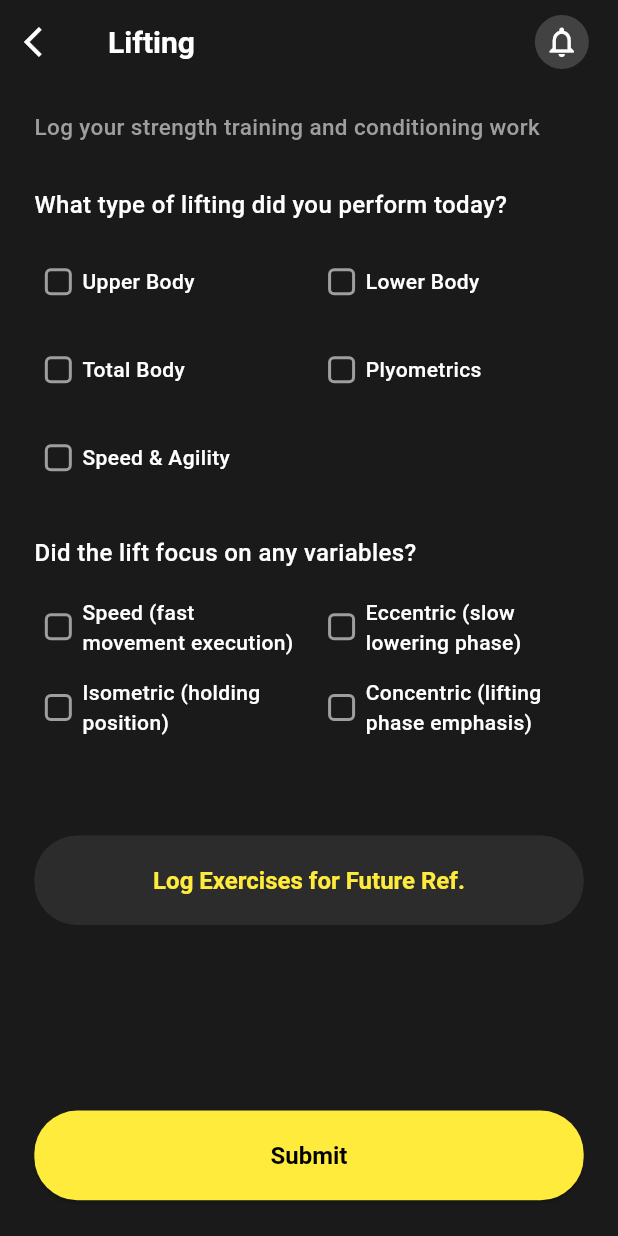
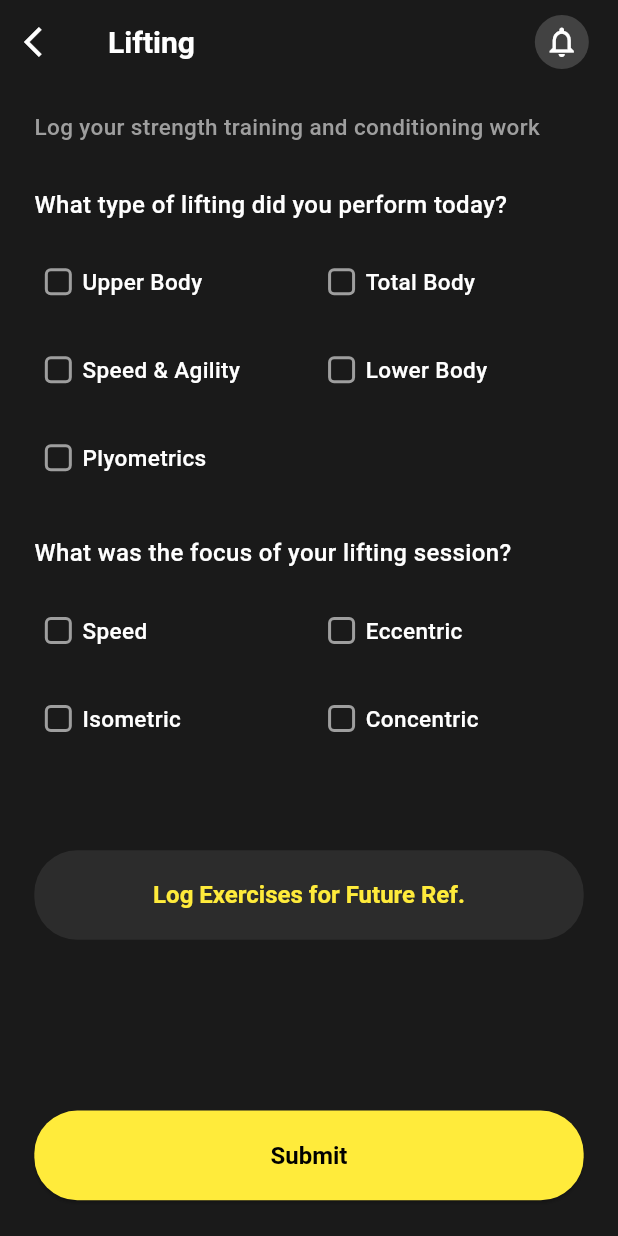
Before and after one commit to Joint-Venture-AI/ai_baseball, a Flutter app: the LiftingScreen screen opened by its route, on a phone screen of 412 x 824 dp. Run offline on Flutter 3.47's test engine with Material 3 defaults, Android fonts, the phone set to English and light mode, and no system bars; our stand-ins replace flutter_otp_text_field, flutter_screenutil, flutter_svg, get, get_storage, image_picker and 2 more; missing offline and left inert: radial_chart_package; accounts and stored records are empty; statements that could not run were skipped.

Commit message:
feat: Implement API integration for daily logs submission in lifting, hitting journal, and visualization sessions

```diff
--- a/lib/views/features/main_parent/home/sub_screens/lifting/lifting_screen.dart
+++ b/lib/views/features/main_parent/home/sub_screens/lifting/lifting_screen.dart
@@ -3,6 +3,8 @@ import 'package:baseball_ai/views/features/auth/controller/auth_controller.dart'
 import 'package:flutter/material.dart';
 import 'package:flutter_screenutil/flutter_screenutil.dart';
 import 'package:get/get.dart';
+
+import '../../../../../../core/services/api_service.dart';
 
 // Assuming AppStyles exists in your project like this:
 class AppStyles {
@@ -69,21 +71,21 @@ class _LiftingScreenState extends State<LiftingScreen> {
   // Text controller for logging exercises
   final TextEditingController logExerciseController = TextEditingController();
 
-  // State maps for checkboxes
+  // Updated to match backend validation - exact enum values
   Map<String, bool> liftTypeOptions = {
-    'Upper Body': false,
-    'Lower Body': false,
-    'Total Body': false,
-    'Plyometrics': false,
-    'Speed & Agility': false,
+    'Upper Body': false,      // ✓ Matches backend
+    'Total Body': false,      // ✓ Matches backend
+    'Speed & Agility': false, // ✓ Matches backend
+    'Lower Body': false,      // ✓ Matches backend
+    'Plyometrics': false,     // ✓ Matches backend
   };
 
-  // Using descriptive keys for easier identification later
-  Map<String, bool> variableFocusOptions = {
-    'Speed (fast movement execution)': false,
-    'Eccentric (slow lowering phase)': false,
-    'Isometric (holding position)': false,
-    'Concentric (lifting phase emphasis)': false,
+  // Updated to match backend validation - simplified keys for exact enum matching
+  Map<String, bool> focusOptions = {
+    'Speed': false,       // Backend expects: "Speed" (not "Speed (fast movement execution)")
+    'Eccentric': false,   // Backend expects: "Eccentric" (not "Eccentric (slow lowering phase)")
+    'Isometric': false,   // Backend expects: "Isometric" (not "Isometric (holding position)")
+    'Concentric': false,  // Backend expects: "Concentric" (not "Concentric (lifting phase emphasis)")
   };
 
   bool showLogWidget = false;
@@ -109,11 +111,11 @@ class _LiftingScreenState extends State<LiftingScreen> {
       return false;
     }
 
-    // Check if at least one variable focus is selected
-    if (!variableFocusOptions.values.any((selected) => selected)) {
+    // Check if at least one focus is selected
+    if (!focusOptions.values.any((selected) => selected)) {
       Get.snackbar(
         'Validation Error',
-        'Please select at least one variable focus option',
+        'Please select at least one focus option',
         snackPosition: SnackPosition.BOTTOM,
         backgroundColor: Colors.red,
         colorText: Colors.white,
@@ -132,8 +134,8 @@ class _LiftingScreenState extends State<LiftingScreen> {
         .toList();
   }
 
-  List<String> getSelectedVariableFocus() {
-    return variableFocusOptions.entries
+  List<String> getSelectedFocus() {
+    return focusOptions.entries
         .where((entry) => entry.value)
         .map((entry) => entry.key)
         .toList();
@@ -188,35 +190,43 @@ class _LiftingScreenState extends State<LiftingScreen> {
         return;
       }
 
-      // Create request data
+      // Create request data matching backend schema exactly
       final requestData = {
         'userId': userId,
         'date': DateTime.now().toIso8601String(),
-        'lifting': {
-          'liftTypes': getSelectedLiftTypes(),
-          'variableFocus': getSelectedVariableFocus(),
-          'loggedExercises': showLogWidget && logExerciseController.text.trim().isNotEmpty
+        'Lifting': {  // Note: Backend uses capital 'L' in 'Lifting'
+          'liftingType': getSelectedLiftTypes(),  // Backend expects 'liftingType' (not 'liftTypes')
+          'focus': getSelectedFocus(),            // Backend expects 'focus' (not 'variableFocus')
+          'exercisesLog': showLogWidget && logExerciseController.text.trim().isNotEmpty
               ? logExerciseController.text.trim()
               : null,
         }
       };
 
-      // Print for debugging (you can replace this with actual API call)
+      // Print for debugging
       print('Lifting Data:');
-      print('Lift Types: ${getSelectedLiftTypes()}');
-      print('Variable Focus: ${getSelectedVariableFocus()}');
-      print('Logged Exercises: ${logExerciseController.text}');
+      print('Lifting Types: ${getSelectedLiftTypes()}');
+      print('Focus: ${getSelectedFocus()}');
+      print('Exercises Log: ${logExerciseController.text}');
       print('Request Data: $requestData');
 
-      // TODO: Replace with actual API call
-      // final response = await ApiService.submitLiftingData(
-      //   request: requestData,
-      //   token: token,
-      // );
+      // Call API
+      final response = await ApiService.submitLiftingData(
+        request: requestData,
+        token: token,
+      );
 
-      // Simulate API call delay
-      await Future.delayed(const Duration(seconds: 2));
-
+      if (response == null || !response.success) {
+        Get.snackbar(
+          'Error',
+          response?.message ?? 'Failed to submit lifting data',
+          snackPosition: SnackPosition.BOTTOM,
+          backgroundColor: Colors.red,
+          colorText: Colors.white,
+        );
+        return;
+      }else if (response.message.isNotEmpty) {
+        print('Response Message: ${response.message}');
          // Show success message
         Get.snackbar(
           'Success',
@@ -225,6 +235,9 @@ class _LiftingScreenState extends State<LiftingScreen> {
           backgroundColor: Colors.green,
           colorText: Colors.white,
         );
+      }
+
+
 
       // Reset form
       _resetForm();
@@ -255,8 +268,8 @@ class _LiftingScreenState extends State<LiftingScreen> {
       for (String key in liftTypeOptions.keys) {
         liftTypeOptions[key] = false;
       }
-      for (String key in variableFocusOptions.keys) {
-        variableFocusOptions[key] = false;
+      for (String key in focusOptions.keys) {
+        focusOptions[key] = false;
       }
 
       // Reset text controller and widget visibility
@@ -282,21 +295,20 @@ class _LiftingScreenState extends State<LiftingScreen> {
             icon: Container(
               padding: const EdgeInsets.all(6),
               decoration: BoxDecoration(
-                color: Colors.grey.withOpacity(0.3), // Circle background
+                color: Colors.grey.withOpacity(0.3),
                 shape: BoxShape.circle,
               ),
               child: const Icon(
-                Icons.notifications_none_outlined, // Or Icons.notifications
+                Icons.notifications_none_outlined,
                 color: AppStyles.textColor,
-                size: 24, // Adjust size
+                size: 24,
               ),
             ),
             onPressed: () {
-              // Handle notification tap
               Get.to(() => NotificationScreen());
             },
           ),
-          SizedBox(width: 10.w), // Add some padding
+          SizedBox(width: 10.w),
         ],
       ),
       body: SingleChildScrollView(
@@ -314,16 +326,14 @@ class _LiftingScreenState extends State<LiftingScreen> {
             _buildCheckboxSection(
               title: "What type of lifting did you perform today?",
               options: liftTypeOptions,
-              // Adjust aspect ratio if needed based on number of items
               childAspectRatio: 4 / 1,
             ),
 
-            // --- Variable Focus Section ---
+            // --- Focus Section (Updated title to match simplified options) ---
             _buildCheckboxSection(
-              title: "Did the lift focus on any variables?",
-              options: variableFocusOptions,
-              // This group has longer text, potentially needing more height
-              childAspectRatio: 4.5 / 1, // Increase height slightly
+              title: "What was the focus of your lifting session?",
+              options: focusOptions,
+              childAspectRatio: 4 / 1, // Simplified text, so normal ratio is fine
             ),
 
             SizedBox(height: 30.h),
@@ -333,31 +343,25 @@ class _LiftingScreenState extends State<LiftingScreen> {
                 ? _buildLogWidget()
                 : ElevatedButton(
                   style: ElevatedButton.styleFrom(
-                    backgroundColor: AppStyles.cardColor, // Darker background
-                    foregroundColor: AppStyles.primaryColor, // Yellow text
-                    minimumSize: Size(double.infinity, 50.h), // Full width
+                    backgroundColor: AppStyles.cardColor,
+                    foregroundColor: AppStyles.primaryColor,
+                    minimumSize: Size(double.infinity, 50.h),
                     shape: RoundedRectangleBorder(
-                      borderRadius: BorderRadius.circular(
-                        25.r,
-                      ), // Rounded corners
+                      borderRadius: BorderRadius.circular(25.r),
                     ),
-                    elevation: 0, // No shadow
+                    elevation: 0,
                   ),
                   onPressed: () {
-                    // Handle Log Exercises tap
                     setState(() {
                       showLogWidget = !showLogWidget;
                     });
-                    print("Log Exercises Tapped");
                   },
                   child: const Text(
                     'Log Exercises for Future Ref.',
                     style: AppStyles.secondaryButtonTextStyle,
                   ),
                 ),
-            SizedBox(
-              height: 20.h,
-            ), // Space before the final submit button if needed
+            SizedBox(height: 20.h),
           ],
         ),
       ),
@@ -368,14 +372,14 @@ class _LiftingScreenState extends State<LiftingScreen> {
           right: 20.w,
           bottom: 20.h,
           top: 10.h,
-        ), // Adjust padding
+        ),
         child: ElevatedButton(
           style: ElevatedButton.styleFrom(
             backgroundColor: AppStyles.primaryColor,
-            foregroundColor: Colors.black, // Text color
-            minimumSize: Size(double.infinity, 50.h), // Full width
+            foregroundColor: Colors.black,
+            minimumSize: Size(double.infinity, 50.h),
             shape: RoundedRectangleBorder(
-              borderRadius: BorderRadius.circular(25.r), // Rounded corners
+              borderRadius: BorderRadius.circular(25.r),
             ),
           ),
           onPressed: isSubmitting ? null : submitLiftingData,
@@ -388,7 +392,7 @@ class _LiftingScreenState extends State<LiftingScreen> {
     );
   }
 
-  // --- Helper Widget for Checkbox Sections (Reused from ArmCareScreen) ---
+  // --- Helper Widget for Checkbox Sections ---
   Widget _buildCheckboxSection({
     required String title,
     required Map<String, bool> options,
@@ -404,23 +408,19 @@ class _LiftingScreenState extends State<LiftingScreen> {
           Text(title, style: AppStyles.labelText),
           SizedBox(height: 15.h),
           GridView.builder(
-            padding: EdgeInsets.zero, // Remove default GridView padding
-            shrinkWrap: true, // Important for GridView inside Column/ScrollView
-            physics:
-                const NeverScrollableScrollPhysics(), // Disable GridView scrolling
+            padding: EdgeInsets.zero,
+            shrinkWrap: true,
+            physics: const NeverScrollableScrollPhysics(),
             gridDelegate: SliverGridDelegateWithFixedCrossAxisCount(
-              crossAxisCount: 2, // Two columns
-              childAspectRatio: childAspectRatio, // Use parameter
-              crossAxisSpacing: 10.w, // Horizontal spacing
-              mainAxisSpacing: 12.h, // Vertical spacing adjusted slightly
+              crossAxisCount: 2,
+              childAspectRatio: childAspectRatio,
+              crossAxisSpacing: 10.w,
+              mainAxisSpacing: 12.h,
             ),
-            itemCount: keys.length, // No "Others" option here
+            itemCount: keys.length,
             itemBuilder: (context, index) {
               String key = keys[index];
-              return _buildCheckboxTile(
-                key,
-                options,
-              ); // Build regular checkbox item
+              return _buildCheckboxTile(key, options);
             },
           ),
         ],
@@ -428,18 +428,16 @@ class _LiftingScreenState extends State<LiftingScreen> {
     );
   }
 
-  // --- Helper Widget for a single Checkbox Tile (Reused from ArmCareScreen) ---
+  // --- Helper Widget for a single Checkbox Tile ---
   Widget _buildCheckboxTile(String key, Map<String, bool> optionsMap) {
     return GestureDetector(
-      // Make text tappable
       onTap: () {
         setState(() {
           optionsMap[key] = !(optionsMap[key] ?? false);
         });
       },
       child: Row(
-        mainAxisSize:
-            MainAxisSize.min, // Prevent row from expanding unnecessarily
+        mainAxisSize: MainAxisSize.min,
         children: [
           Checkbox(
             value: optionsMap[key] ?? false,
@@ -449,9 +447,8 @@ class _LiftingScreenState extends State<LiftingScreen> {
               });
             },
             activeColor: AppStyles.checkboxActiveColor,
-            checkColor: Colors.black, // Color of the checkmark
+            checkColor: Colors.black,
             side: MaterialStateBorderSide.resolveWith(
-              // Border style
               (states) {
                 if (states.contains(MaterialState.selected)) {
                   return const BorderSide(
@@ -468,22 +465,16 @@ class _LiftingScreenState extends State<LiftingScreen> {
             visualDensity: const VisualDensity(
               horizontal: -4,
               vertical: -4,
-            ), // Compact size
+            ),
             shape: RoundedRectangleBorder(
               borderRadius: BorderRadius.circular(4),
-            ), // Slightly rounded square
             ),
-          // SizedBox(width: 4.w), // Optional small space
+          ),
           Flexible(
-            // Allow text to wrap
             child: Text(
               key,
-              style:
-                  AppStyles
-                      .smallBodyText, // Use slightly smaller text for checkbox labels
-              overflow:
-                  TextOverflow
-                      .visible, // Allow text to wrap onto next line if needed
+              style: AppStyles.bodyText, // Use normal body text since options are simpler now
+              overflow: TextOverflow.ellipsis,
             ),
           ),
         ],
--- a/lib/views/features/main_parent/nutrution/controller/nutrution_controller.dart
+++ b/lib/views/features/main_parent/nutrution/controller/nutrution_controller.dart
@@ -8,6 +8,7 @@ class NutrutionController extends GetxController {
   var feelValue = 4.0.obs;
   var proteinValue = 8.0.obs;
   var caloricValue = 3.0.obs;
+  final TextEditingController proteinIntakeController = TextEditingController();
 
   var recoverNextDay = ''.obs;
 
@@ -50,7 +51,9 @@ class NutrutionController extends GetxController {
       final nutritionRequest = NutritionRequest(
         user: currentUser.id,
         nutritionScore: feelValue.value.round(),
-        proteinScore: proteinValue.value.round(),
+        proteinScore: proteinIntakeController.text.isNotEmpty
+            ? int.tryParse(proteinIntakeController.text) ?? 0
+            : proteinValue.value.round(),
         caloricScore: caloricValue.value.round(),
         consumedImpedingSubstances: recoverNextDay.value == 'Yes',
         date: DateTime.now(),
```
Also changed, not shown: lib/core/services/api_service.dart (+135 -0 lines), lib/views/features/main_parent/home/sub_screens/hiting_journal/hiting_journal_screen.dart (+57 -47 lines), lib/views/features/main_parent/home/sub_screens/visualization/controller/visualization_controller.dart (+93 -76 lines), lib/views/features/main_parent/nutrution/screens/nutrition_screen.dart (+26 -8 lines). Lines whose indentation alone changed are shown as unchanged.
